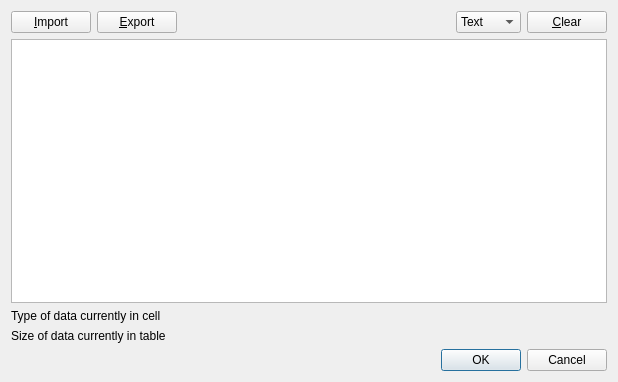
Before: the Qt Designer form src/EditDialog.ui in sqlitebrowser/sqlitebrowser, drawn with Qt 5.
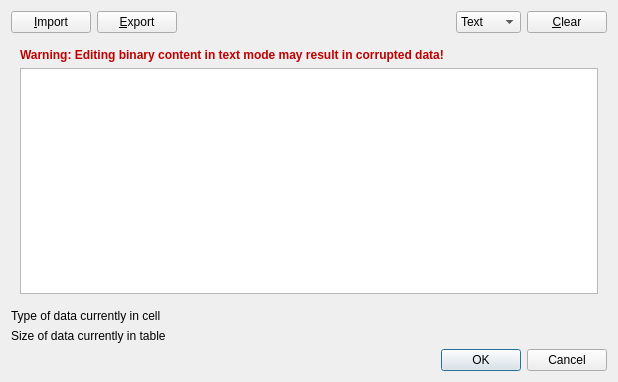
After: the same form once the commit is applied.

Commit message: EditDialog: Show warning when editing binary data in text mode

What changed in the file:
```diff
--- a/src/EditDialog.ui
+++ b/src/EditDialog.ui
@@ -89,6 +89,16 @@
      <property name="currentIndex">
       <number>0</number>
      </property>
+     <widget class="QWidget" name="verticalLayout_4">
+      <layout class="QVBoxLayout" name="verticalLayout_3">
+       <item>
+        <widget class="QLabel" name="labelBinayWarning">
+         <property name="text">
+          <string>&lt;html&gt;&lt;head/&gt;&lt;body&gt;&lt;p&gt;&lt;span style=&quot; font-weight:600; color:#c00000;&quot;&gt;Warning: Editing binary content in text mode may result in corrupted data!&lt;/span&gt;&lt;/p&gt;&lt;/body&gt;&lt;/html&gt;</string>
+         </property>
+        </widget>
+       </item>
+       <item>
      <widget class="QTextEdit" name="editorText">
       <property name="whatsThis">
        <string>This area displays information about the data present in this database cell</string>
@@ -96,6 +106,9 @@
       <property name="acceptRichText">
        <bool>false</bool>
       </property>
+        </widget>
+       </item>
+      </layout>
      </widget>
      <widget class="QWidget" name="editorBinary"/>
      <widget class="QScrollArea" name="editorImageScrollArea">
```
Lines whose indentation alone changed are shown as unchanged. The commit also changes 1 other file.
